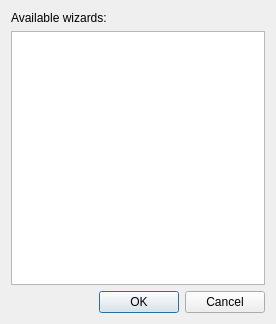
This is src/plugins/remotelinux/linuxdevicefactoryselectiondialog.ui in qt-creator/qt-creator as Qt 5 draws it before an edit. The edited form follows.
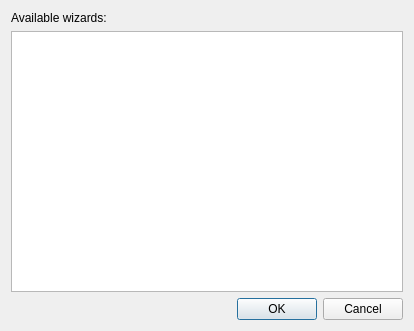
This is the edited form.

```diff
--- a/src/plugins/remotelinux/linuxdevicefactoryselectiondialog.ui
+++ b/src/plugins/remotelinux/linuxdevicefactoryselectiondialog.ui
@@ -6,8 +6,8 @@
    <rect>
     <x>0</x>
     <y>0</y>
-    <width>276</width>
-    <height>324</height>
+    <width>414</width>
+    <height>331</height>
    </rect>
   </property>
   <property name="windowTitle">
@@ -22,7 +22,14 @@
     </widget>
    </item>
    <item>
-    <widget class="QListWidget" name="listWidget"/>
+    <widget class="QListWidget" name="listWidget">
+     <property name="resizeMode">
+      <enum>QListView::Adjust</enum>
+     </property>
+     <property name="wordWrap">
+      <bool>true</bool>
+     </property>
+    </widget>
    </item>
    <item>
     <widget class="QDialogButtonBox" name="buttonBox">
```
Left out of the diff: 2 changed lines with no effect on the pictures.
